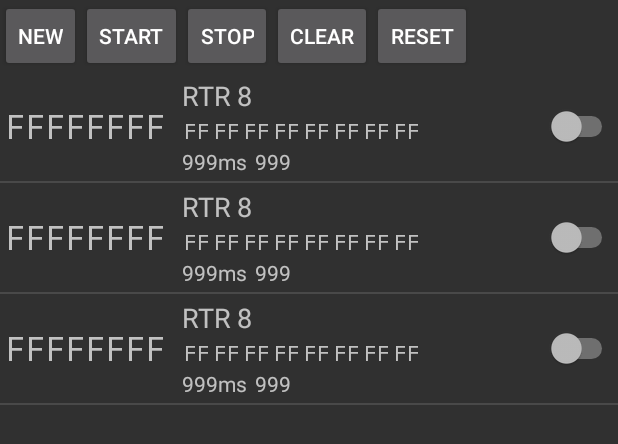
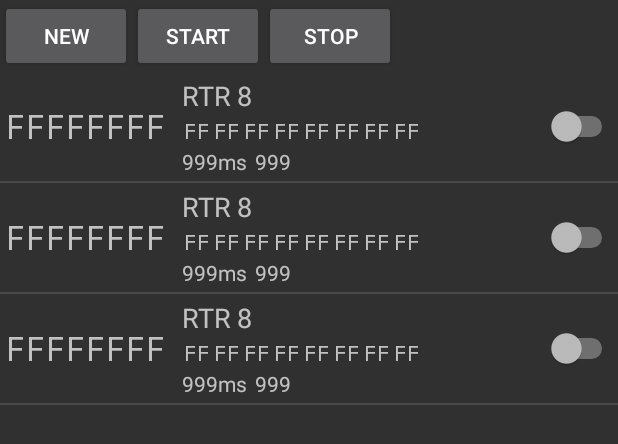
Before and after one commit to autowp/CANreader, an Android app: the layout fragment_transmit.xml on its own in the app's theme, with its tools: preview values and no code run, on a phone screen of 412 x 824 dp. Shown: the top 444 px of the screen. Run offline under Robolectric (Android 15) with nearby library versions, the phone set to English and light mode, and no system bars.

Commit message:
Move actions from buttons to context menu

```diff
--- a/app/build.gradle
+++ b/app/build.gradle
@@ -12,8 +12,8 @@ android {
         applicationId "com.autowp.canreader"
         minSdkVersion 15
         targetSdkVersion 23
-        versionCode 13
-        versionName "0.1.0.13"
+        versionCode 14
+        versionName "0.1.0.14"
     }
     buildTypes {
         release {
--- a/app/src/main/java/com/autowp/canreader/CanReaderService.java
+++ b/app/src/main/java/com/autowp/canreader/CanReaderService.java
@@ -530,6 +530,11 @@ public class CanReaderService extends Service {
         canBusSpecs.setSpeed(speed);
     }
 
+    public void resetTransmit(final TransmitCanFrame frame) {
+        frame.resetCount();
+        triggerTransmit(frame);
+    }
+
     public void resetTransmits() {
         for (TransmitCanFrame frame : transmitFrames) {
             frame.resetCount();
--- a/app/src/main/java/com/autowp/canreader/TransmitCanFrameListAdapter.java
+++ b/app/src/main/java/com/autowp/canreader/TransmitCanFrameListAdapter.java
@@ -141,7 +141,7 @@ public class TransmitCanFrameListAdapter extends ArrayAdapter<TransmitCanFrame>
             if (canFrame.isRTR()) {
 
                 TextView textViewData = (TextView) v.findViewById(R.id.listitem_transmit_dlc);
-                textViewData.setText(String.format("%d", dlc));
+                textViewData.setText(String.format(Locale.getDefault(), "%d", dlc));
 
             } else {
 
--- a/app/src/main/res/layout/fragment_transmit.xml
+++ b/app/src/main/res/layout/fragment_transmit.xml
@@ -29,39 +29,22 @@
             android:layout_height="wrap_content">
 
             <Button
-                style="?android:attr/buttonStyleSmall"
                 android:layout_width="wrap_content"
                 android:layout_height="wrap_content"
                 android:text="@string/action_new_transmit"
                 android:id="@+id/buttonNewTransmit" />
 
             <Button
-                style="?android:attr/buttonStyleSmall"
                 android:layout_width="wrap_content"
                 android:layout_height="wrap_content"
                 android:text="@string/action_start_all"
                 android:id="@+id/buttonStartAll" />
 
             <Button
-                style="?android:attr/buttonStyleSmall"
                 android:layout_width="wrap_content"
                 android:layout_height="wrap_content"
                 android:text="@string/action_stop_all"
                 android:id="@+id/buttonStopAll" />
-
-            <Button
-                style="?android:attr/buttonStyleSmall"
-                android:layout_width="wrap_content"
-                android:layout_height="wrap_content"
-                android:text="@string/action_clear"
-                android:id="@+id/buttonClear" />
-
-            <Button
-                style="?android:attr/buttonStyleSmall"
-                android:layout_width="wrap_content"
-                android:layout_height="wrap_content"
-                android:text="@string/reset"
-                android:id="@+id/buttonTransmitReset" />
 
         </LinearLayout>
 
--- a/app/src/main/res/values/strings.xml
+++ b/app/src/main/res/values/strings.xml
@@ -20,4 +20,7 @@
     <string name="about">About</string>
     <string name="versions">Version: %1$s (version code %2$d)</string>
     <string name="action_connection">Connection</string>
+    <string name="action_transmit_reset">Reset</string>
+    <string name="action_transmit_clear">Clear</string>
+    <string name="action_transmit_reset_all">Reset all</string>
 </resources>
```
Also changed, not shown: app/src/main/java/com/autowp/canreader/TransmitFragment.java (+37 -23 lines), app/src/main/res/menu/transmit_item_menu.xml (+12 -0 lines), 1 other file.
